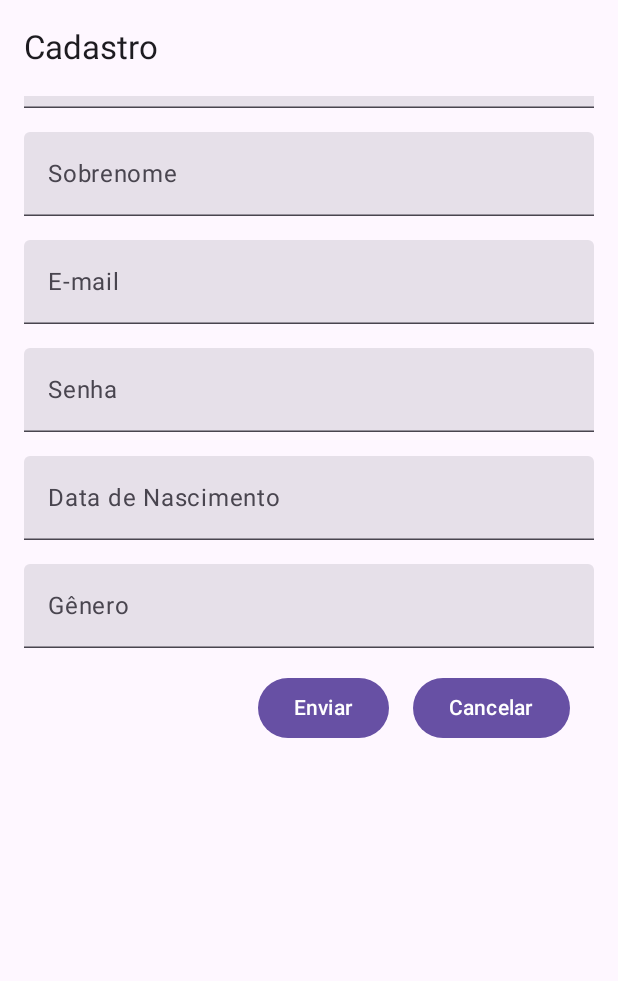
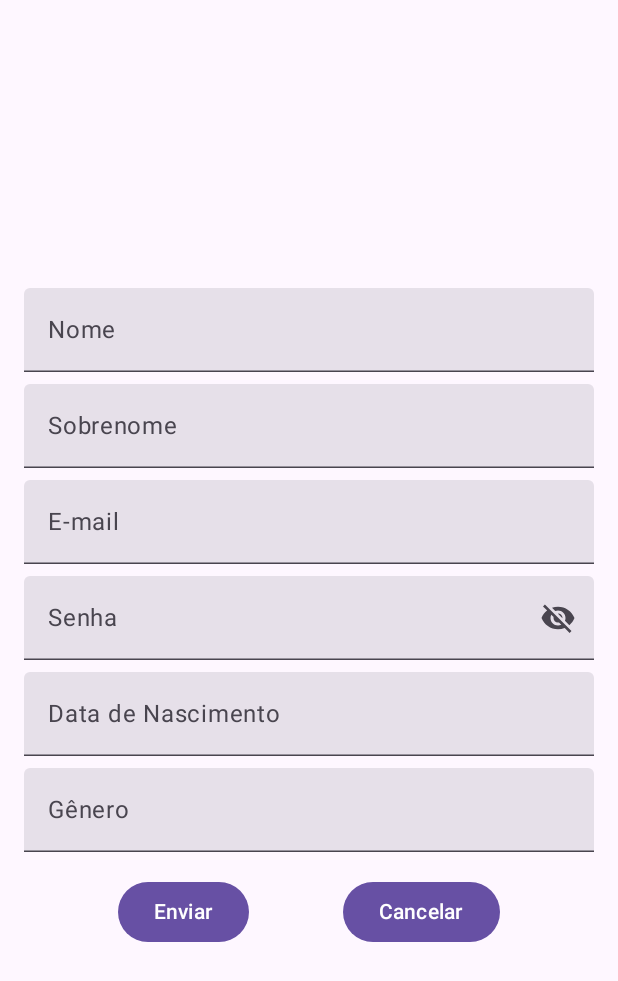
Before and after one commit to windcarvalho/LoginLLMTest, an Android app built with Jetpack Compose: the Tela_Compose_Access_2 screen opened directly, with no data from a screen before it, on a phone screen of 412 x 824 dp. Shown: the top 981 px of the screen. Run offline under Robolectric (Android 15) with nearby library versions, the phone set to English and light mode, and no system bars.

Commit message:
tela 2 adicionada

```diff
--- a/app/build.gradle.kts
+++ b/app/build.gradle.kts
@@ -66,6 +66,7 @@ dependencies {
     implementation("androidx.navigation:navigation-fragment-ktx:2.7.7")
     implementation("androidx.navigation:navigation-ui-ktx:2.7.7")
     implementation("com.google.firebase:protolite-well-known-types:18.0.0")
+    implementation ("androidx.compose.material:material-icons-extended")
     testImplementation("junit:junit:4.13.2")
     androidTestImplementation("androidx.test.ext:junit:1.1.5")
     androidTestImplementation("androidx.test.espresso:espresso-core:3.5.1")
--- a/app/src/main/java/org/ufc/great/llm/screens/Tela_Compose_Access_2.kt
+++ b/app/src/main/java/org/ufc/great/llm/screens/Tela_Compose_Access_2.kt
@@ -5,8 +5,15 @@ import androidx.appcompat.app.AppCompatActivity
 import android.os.Bundle
 import androidx.activity.compose.setContent
 import androidx.compose.foundation.layout.*
+import androidx.compose.foundation.text.KeyboardActions
+import androidx.compose.foundation.text.KeyboardOptions
+import androidx.compose.material.icons.Icons
+import androidx.compose.material.icons.filled.Visibility
+import androidx.compose.material.icons.filled.VisibilityOff
 import androidx.compose.material3.Button
 import androidx.compose.material3.ExperimentalMaterial3Api
+import androidx.compose.material3.Icon
+import androidx.compose.material3.IconButton
 import androidx.compose.material3.Scaffold
 import androidx.compose.material3.Text
 import androidx.compose.material3.TextField
@@ -14,7 +21,15 @@ import androidx.compose.material3.TextFieldDefaults
 import androidx.compose.material3.TopAppBar
 import androidx.compose.material3.TopAppBarDefaults
 import androidx.compose.runtime.*
+import androidx.compose.ui.Alignment
 import androidx.compose.ui.Modifier
+import androidx.compose.ui.focus.FocusDirection
+import androidx.compose.ui.platform.LocalFocusManager
+import androidx.compose.ui.text.input.ImeAction
+import androidx.compose.ui.text.input.KeyboardType
+import androidx.compose.ui.text.input.PasswordVisualTransformation
+import androidx.compose.ui.text.input.TextFieldValue
+import androidx.compose.ui.text.input.VisualTransformation
 import androidx.compose.ui.unit.dp
 import androidx.compose.ui.tooling.preview.Preview
 
@@ -23,113 +38,143 @@ class Tela_Compose_Access_2 : AppCompatActivity() {
     override fun onCreate(savedInstanceState: Bundle?) {
         super.onCreate(savedInstanceState)
         setContent {
-            CadastroScreen()
+            RegistrationFormScreen(
+                onSubmit = {
+                    // Lógica para submeter o formulário
+                },
+                onCancel = {
+                    // Lógica para cancelar o formulário
+                }
+            )
         }
     }
-    @SuppressLint("UnusedMaterial3ScaffoldPaddingParameter")
-    @OptIn(ExperimentalMaterial3Api::class)
+
     @Composable
-    fun CadastroScreen() {
-        var nome by remember { mutableStateOf("") }
-        var sobrenome by remember { mutableStateOf("") }
-        var email by remember { mutableStateOf("") }
-        var senha by remember { mutableStateOf("") }
-        var dataNascimento by remember { mutableStateOf("") }
-        var genero by remember { mutableStateOf("") }
+    fun RegistrationFormScreen(onSubmit: () -> Unit, onCancel: () -> Unit) {
+        var firstName by remember { mutableStateOf(TextFieldValue("")) }
+        var lastName by remember { mutableStateOf(TextFieldValue("")) }
+        var email by remember { mutableStateOf(TextFieldValue("")) }
+        var password by remember { mutableStateOf(TextFieldValue("")) }
+        var birthDate by remember { mutableStateOf(TextFieldValue("")) }
+        var gender by remember { mutableStateOf(TextFieldValue("")) }
+        var passwordVisible by remember { mutableStateOf(false) }
 
-        Scaffold(
-            topBar = {
-                TopAppBar(
-                    title = { Text(text = "Cadastro") },
-                    colors = TopAppBarDefaults.topAppBarColors()
-                )
-            },
-            content = {
+        val focusManager = LocalFocusManager.current
+
         Column(
             modifier = Modifier
-                        .padding(16.dp)
-                        .fillMaxWidth()
+                .fillMaxSize()
+                .padding(16.dp),
+            verticalArrangement = Arrangement.Center,
+            horizontalAlignment = Alignment.CenterHorizontally
         ) {
             TextField(
-                        value = nome,
-                        onValueChange = { nome = it },
+                value = firstName,
+                onValueChange = { firstName = it },
                 label = { Text("Nome") },
-                        modifier = Modifier
-                            .fillMaxWidth()
-                            .padding(bottom = 16.dp),
-                        colors = TextFieldDefaults.textFieldColors()
+                modifier = Modifier.fillMaxWidth(),
+                keyboardOptions = KeyboardOptions.Default.copy(
+                    imeAction = ImeAction.Next
+                ),
+                keyboardActions = KeyboardActions(
+                    onNext = { focusManager.moveFocus(FocusDirection.Down) }
                 )
+            )
+            Spacer(modifier = Modifier.height(8.dp))
             TextField(
-                        value = sobrenome,
-                        onValueChange = { sobrenome = it },
+                value = lastName,
+                onValueChange = { lastName = it },
                 label = { Text("Sobrenome") },
-                        modifier = Modifier
-                            .fillMaxWidth()
-                            .padding(bottom = 16.dp),
-                        colors = TextFieldDefaults.textFieldColors()
+                modifier = Modifier.fillMaxWidth(),
+                keyboardOptions = KeyboardOptions.Default.copy(
+                    imeAction = ImeAction.Next
+                ),
+                keyboardActions = KeyboardActions(
+                    onNext = { focusManager.moveFocus(FocusDirection.Down) }
                 )
+            )
+            Spacer(modifier = Modifier.height(8.dp))
             TextField(
                 value = email,
                 onValueChange = { email = it },
                 label = { Text("E-mail") },
-                        modifier = Modifier
-                            .fillMaxWidth()
-                            .padding(bottom = 16.dp),
-                        colors = TextFieldDefaults.textFieldColors()
+                modifier = Modifier.fillMaxWidth(),
+                keyboardOptions = KeyboardOptions(
+                    keyboardType = KeyboardType.Email,
+                    imeAction = ImeAction.Next
+                ),
+                keyboardActions = KeyboardActions(
+                    onNext = { focusManager.moveFocus(FocusDirection.Down) }
                 )
+            )
+            Spacer(modifier = Modifier.height(8.dp))
             TextField(
-                        value = senha,
-                        onValueChange = { senha = it },
+                value = password,
+                onValueChange = { password = it },
                 label = { Text("Senha") },
-                        modifier = Modifier
-                            .fillMaxWidth()
-                            .padding(bottom = 16.dp),
-                        colors = TextFieldDefaults.textFieldColors()
+                modifier = Modifier.fillMaxWidth(),
+                visualTransformation = if (passwordVisible) VisualTransformation.None else PasswordVisualTransformation(),
+                keyboardOptions = KeyboardOptions(
+                    keyboardType = KeyboardType.Password,
+                    imeAction = ImeAction.Next
+                ),
+                keyboardActions = KeyboardActions(
+                    onNext = { focusManager.moveFocus(FocusDirection.Down) }
+                ),
+                trailingIcon = {
+                    val image = if (passwordVisible) Icons.Default.Visibility else Icons.Default.VisibilityOff
+                    IconButton(onClick = { passwordVisible = !passwordVisible }) {
+                        Icon(imageVector = image, contentDescription = if (passwordVisible) "Hide password" else "Show password")
+                    }
+                }
             )
+            Spacer(modifier = Modifier.height(8.dp))
             TextField(
-                        value = dataNascimento,
-                        onValueChange = { dataNascimento = it },
+                value = birthDate,
+                onValueChange = { birthDate = it },
                 label = { Text("Data de Nascimento") },
-                        modifier = Modifier
-                            .fillMaxWidth()
-                            .padding(bottom = 16.dp),
-                        colors = TextFieldDefaults.textFieldColors()
+                modifier = Modifier.fillMaxWidth(),
+                keyboardOptions = KeyboardOptions(
+                    keyboardType = KeyboardType.Number,
+                    imeAction = ImeAction.Next
+                ),
+                keyboardActions = KeyboardActions(
+                    onNext = { focusManager.moveFocus(FocusDirection.Down) }
                 )
+            )
+            Spacer(modifier = Modifier.height(8.dp))
             TextField(
-                        value = genero,
-                        onValueChange = { genero = it },
+                value = gender,
+                onValueChange = { gender = it },
                 label = { Text("Gênero") },
-                        modifier = Modifier
-                            .fillMaxWidth()
-                            .padding(bottom = 16.dp),
-                        colors = TextFieldDefaults.textFieldColors()
+                modifier = Modifier.fillMaxWidth(),
+                keyboardOptions = KeyboardOptions.Default.copy(
+                    imeAction = ImeAction.Done
+                ),
+                keyboardActions = KeyboardActions(
+                    onDone = { focusManager.clearFocus() }
                 )
+            )
+            Spacer(modifier = Modifier.height(16.dp))
             Row(
-                        modifier = Modifier.fillMaxWidth(),
-                        horizontalArrangement = Arrangement.End
+                horizontalArrangement = Arrangement.SpaceEvenly,
+                modifier = Modifier.fillMaxWidth()
             ) {
-                        Button(
-                            onClick = { /* implementar a lógica de envio */ },
-                            modifier = Modifier.padding(end = 16.dp)
-                        ) {
+                Button(onClick = onSubmit) {
                     Text("Enviar")
                 }
-                        Button(
-                            onClick = { /* implementar a lógica de cancelamento */ },
-                            modifier = Modifier.padding(end = 16.dp)
-                        ) {
+                Button(onClick = onCancel) {
                     Text("Cancelar")
                 }
             }
         }
     }
-        )
-    }
+
 
     @Preview
     @Composable
     fun PreviewCadastroScreen() {
-        CadastroScreen()
+        RegistrationFormScreen(onSubmit = {}, onCancel = {})
     }
 
 
```
Also changed, not shown: app/src/main/java/org/ufc/great/llm/screens/Tela_Compose_2.kt (+63 -50 lines). Lines whose indentation alone changed are shown as unchanged.
